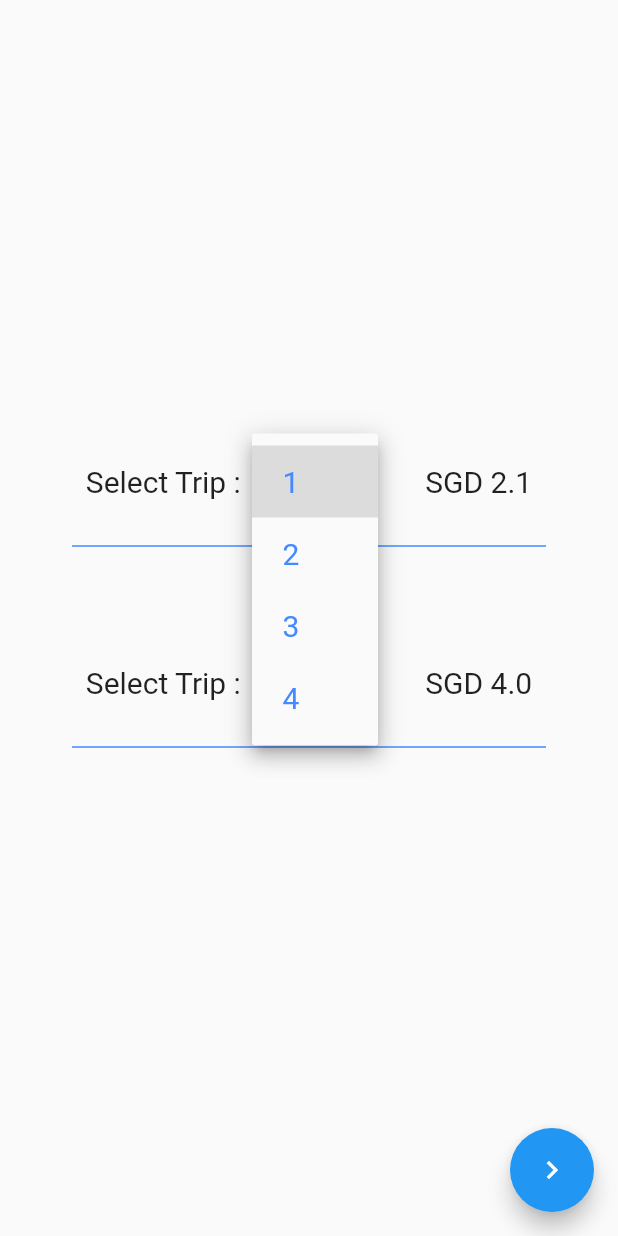
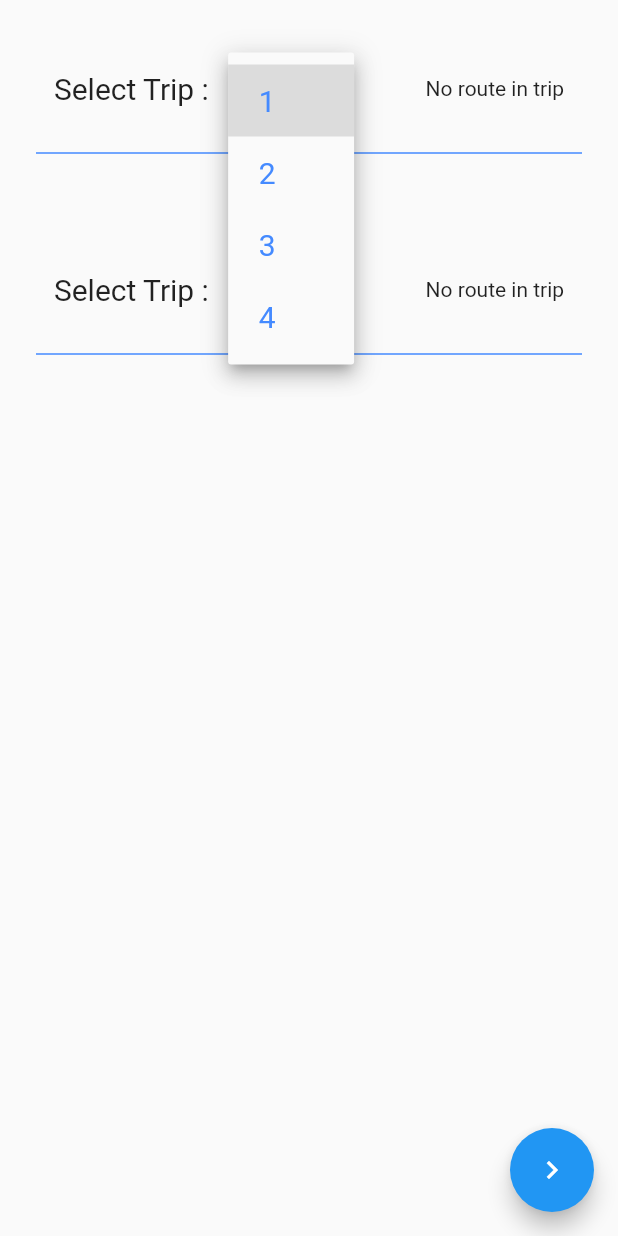
Before and after one commit to samleow/2006-SE, a Flutter app: the CompareTrips screen opened directly, after a tap on an icon or button, on a phone screen of 412 x 824 dp. Run offline on Flutter 3.47's test engine with Material 2 defaults, Android fonts, the phone set to English and light mode, and no system bars; our stand-ins replace get_it, sqflite; accounts and stored records are empty; network calls fail.

Commit message:
Add files via upload

```diff
--- a/lib/views/CompareTrips.dart
+++ b/lib/views/CompareTrips.dart
@@ -1,9 +1,9 @@
 import 'package:flutter/cupertino.dart';
 import 'package:flutter/material.dart';
+import 'package:flutter_app/db/dbhelper.dart';
 
 class CompareTrips extends StatefulWidget {
   // _CompareTrips createState() => _CompareTrips();
-
 
   @override
   _CompareTripsState createState() => _CompareTripsState();
@@ -18,12 +18,24 @@ class _CompareTripsState extends State<CompareTrips> {
   List<double> _originalDBPrice = [2.10, 4.00, 5.00, 1.00]; // <-- the number of list must be followed buy the number of trips from DB
 
   List <double> selectedPrice =[2.10, 4.00]; //<-- temp storage to save the dropdown selected Price
-  List<int> selectedTrip = [1, 2]; //<-- this is temp storage for dropdownlist to separate onchange
+  List<int> selectedTrip = [1, 1]; //<-- this is temp storage for dropdownlist to separate onchange
+  double totalFares;
+
+  Future<double> fetchRoutesByTripIdFromDatabase(int id) async {
+    var dbHelper = DBHelper();
+    List<Map> list = await dbHelper.getFaresByTripsID(id);
+    totalFares = list[0]['SUM(fare)'];
+    print(totalFares);
+    return totalFares;
+  }
+
+  void updateValues(int index,double totalFare){
+    selectedPrice[index] = totalFare;
+  }
 
   Widget buildTripCard(BuildContext context, int index) {
     final trip = numCompare[index];
     return new Container(
-
         margin: EdgeInsets.all(24),
         child: Form(
           child: Column(
@@ -60,22 +72,35 @@ class _CompareTripsState extends State<CompareTrips> {
                       onChanged: (int newValue) {
                         setState(() {
                           selectedTrip[index] = newValue;
-
-                          selectedPrice[index] = _originalDBPrice[newValue -1]; // update the selected price
+                          //selectedPrice[index] = _originalDBPrice[newValue - 1]; // update the selected price
                         });
                       },
-
                       value: selectedTrip[index],
-
-
                     ),
                     SizedBox(
                       height: 20.0,
                     ),
                     Padding(padding: EdgeInsets.only(bottom: 70)),
-                    Text('SGD ${_originalDBPrice[getindex(selectedTrip[index])]}',
-                        style: TextStyle(
-                          fontSize: 20,)),
+                    // Text('SGD ${_originalDBPrice[getindex(selectedTrip[index])]}',
+                    //     style: TextStyle(
+                    //       fontSize: 20,)),
+                    //Text('Hello'),
+                    FutureBuilder(
+                      future: fetchRoutesByTripIdFromDatabase(selectedTrip[index]),
+                      builder: (context, snapshot) {
+                        if(snapshot.hasData){
+                          updateValues(index,snapshot.data);
+                          return Text(snapshot.data.toStringAsFixed(2),
+                          style: TextStyle(fontSize: 20));
+                        }else if (snapshot.hasError) {
+                          return Text("${snapshot.error}");
+                        } else if(snapshot.data == null){
+                          updateValues(index,0);
+                          return Text("No route in trip");
+                        }
+                          return CircularProgressIndicator();
+                        }
+                    ),
                   ],
                 ),
                 Divider(
@@ -90,16 +115,13 @@ class _CompareTripsState extends State<CompareTrips> {
   @override
   Widget build(BuildContext context) {
     return Scaffold(
-
       body: Builder(
-
         builder: (_) {
           return new Container(
-
-            margin: EdgeInsets.all(24),
+            //margin: EdgeInsets.all(24),
             child: Form(
               child: Column(
-                  mainAxisAlignment: MainAxisAlignment.center,
+                  //mainAxisAlignment: MainAxisAlignment.center,
                   children: <Widget>[
                     SizedBox(
                       height: 300,
@@ -113,18 +135,14 @@ class _CompareTripsState extends State<CompareTrips> {
                     ),
                   ]),
             ),
-
-
           );
         },
       ),
-
         floatingActionButton: FloatingActionButton(
           onPressed: () {
             return showDialog(
                 context: context,
                 builder: (context) {
-
                   return AlertDialog(
                     title: Text("Message"),
                     content: Column(
@@ -155,12 +173,17 @@ class _CompareTripsState extends State<CompareTrips> {
             break;
           }
       }
-
     return index;
   }
 
   // compare Price
   String comparePrice(double fprice, double sprice) {
+    if(fprice == 0){
+      return "First trip is empty";
+    }
+    if(sprice == 0){
+      return "Second trip is empty";
+    }
     if (fprice < sprice) {
       double diffprice = sprice - fprice;
       return "First Trip is cheaper, you saved \$${diffprice.toStringAsFixed(2)}";
@@ -173,6 +196,4 @@ class _CompareTripsState extends State<CompareTrips> {
       return "Both trip is the same price";
     }
   }
-
-
 }
```
